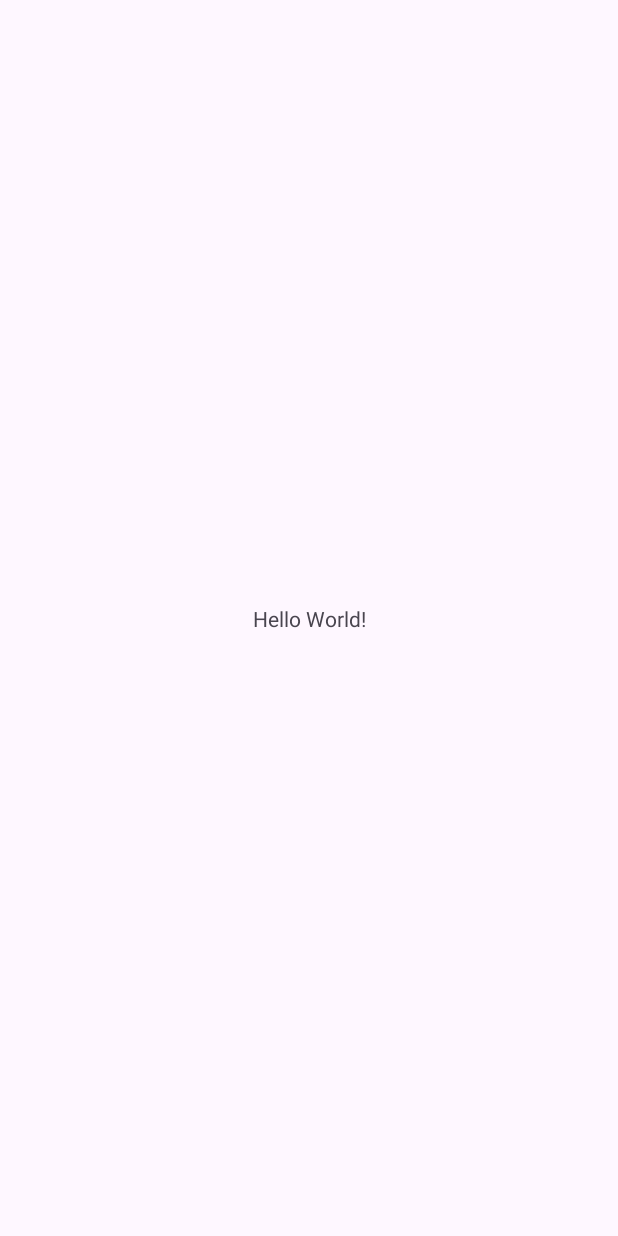
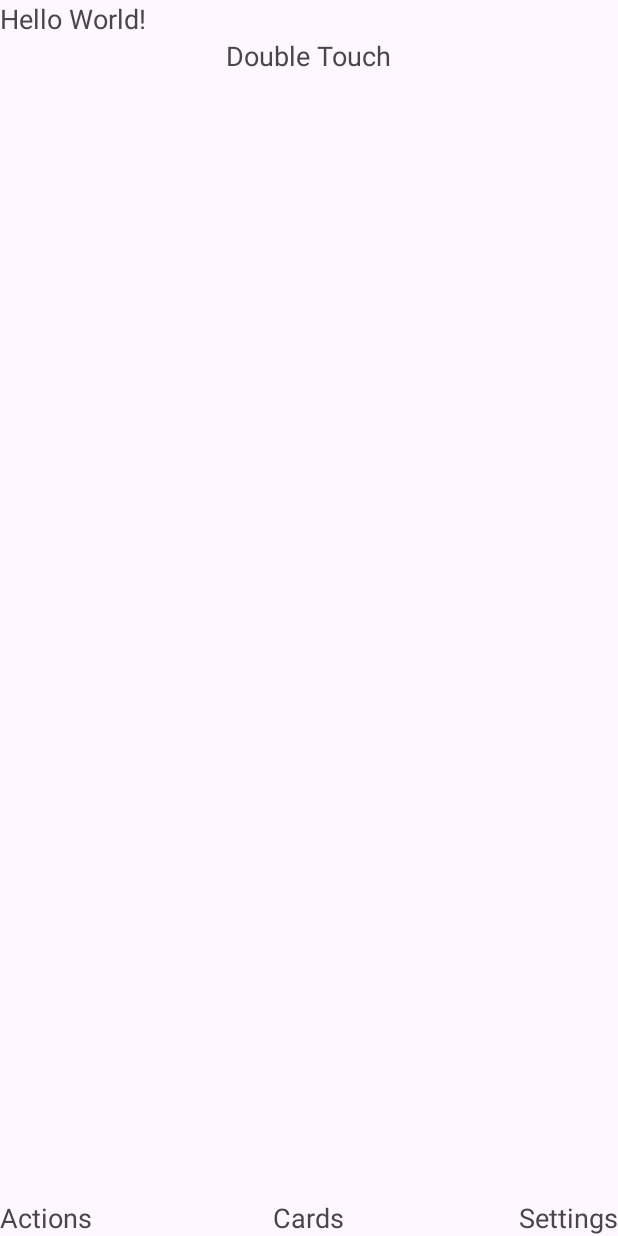
Before and after one commit to SnackKing/FenceAndroid, an Android app: the screen it shows after launch (MainActivity), on a phone screen of 412 x 824 dp. Before the commit the screen is almost empty. Run offline under Robolectric (Android 15) with nearby library versions, the phone set to English and light mode, and no system bars.

Commit message:
Add basic layout

```diff
--- a/app/src/main/res/layout/activity_main.xml
+++ b/app/src/main/res/layout/activity_main.xml
@@ -1,18 +1,113 @@
 <?xml version="1.0" encoding="utf-8"?>
-<androidx.constraintlayout.widget.ConstraintLayout xmlns:android="http://schemas.android.com/apk/res/android"
+<androidx.constraintlayout.widget.ConstraintLayout
+    xmlns:android="http://schemas.android.com/apk/res/android"
     xmlns:app="http://schemas.android.com/apk/res-auto"
     xmlns:tools="http://schemas.android.com/tools"
     android:layout_width="match_parent"
     android:layout_height="match_parent"
     tools:context=".MainActivity">
 
+    <RelativeLayout
+        android:layout_width="match_parent"
+        android:layout_height="wrap_content"
+        app:layout_constraintTop_toTopOf="parent"
+        android:id="@+id/score_container">
+        <TextView
+            android:layout_width="wrap_content"
+            android:layout_height="wrap_content"
+            android:id="@+id/left_score"
+            android:text="Hello World!"
+            tools:text="5"
+            android:textSize="18sp"
+            android:layout_alignParentStart="true" />
+
+        <TextView
+            android:id="@+id/mode_indicator"
+            android:layout_width="wrap_content"
+            android:layout_height="wrap_content"
+            android:layout_centerHorizontal="true"
+            android:textSize="18sp"
+            tools:text="Pool" />
+
+
+        <TextView
+            android:id="@+id/double_touch"
+            android:layout_width="wrap_content"
+            android:layout_height="wrap_content"
+            android:layout_below="@id/mode_indicator"
+            android:layout_centerHorizontal="true"
+            android:text="Double Touch"
+            android:textSize="18sp" />
+
+        <TextView
+            android:layout_width="wrap_content"
+            android:layout_height="wrap_content"
+            android:layout_alignParentEnd="true"
+            android:id="@+id/right_score"
+            tools:text="4"
+            android:textSize="18sp" />
+
+    </RelativeLayout>
+
     <TextView
         android:layout_width="wrap_content"
         android:layout_height="wrap_content"
-        android:text="Hello World!"
+        tools:text="0:00"
+        android:textSize="36sp"
+        android:gravity="center"
+        android:id="@+id/timer"
+        app:layout_constraintStart_toStartOf="parent"
+        app:layout_constraintEnd_toEndOf="parent"
+        app:layout_constraintTop_toBottomOf="@id/score_container">
+
+    </TextView>
+
+    <FrameLayout
+        android:layout_width="match_parent"
+        android:layout_height="match_parent"
         app:layout_constraintBottom_toBottomOf="parent"
         app:layout_constraintEnd_toEndOf="parent"
         app:layout_constraintStart_toStartOf="parent"
-        app:layout_constraintTop_toTopOf="parent" />
+        app:layout_constraintTop_toBottomOf="@id/score_container">
+
+    </FrameLayout>
+
+    <RelativeLayout
+        android:layout_width="match_parent"
+        android:layout_height="wrap_content"
+        app:layout_constraintStart_toStartOf="parent"
+        app:layout_constraintBottom_toBottomOf="parent"
+        android:id="@+id/options_menu">
+
+
+        <TextView
+            android:layout_width="wrap_content"
+            android:layout_height="wrap_content"
+            android:textSize="18sp"
+            android:layout_alignParentStart="true"
+            android:text="Actions"
+            android:id="@+id/actions"
+            />
+
+
+        <TextView
+            android:layout_width="wrap_content"
+            android:layout_height="wrap_content"
+            android:textSize="18sp"
+            android:layout_centerHorizontal="true"
+            android:text="Cards"
+            android:id="@+id/cards"
+            />
+
+        <TextView
+            android:layout_width="wrap_content"
+            android:layout_height="wrap_content"
+            android:textSize="18sp"
+            android:layout_alignParentEnd="true"
+            android:text="Settings"
+            android:id="@+id/settings"
+            />
+
+    </RelativeLayout>
 
 </androidx.constraintlayout.widget.ConstraintLayout>
```
